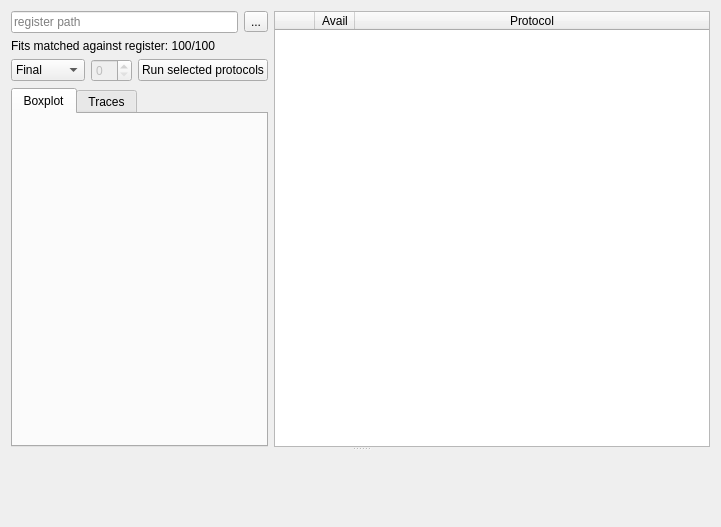
Before: the Qt Designer form src/gui/fiterrorplotter.ui in CompEphys-team/rtdo, drawn with Qt 5.
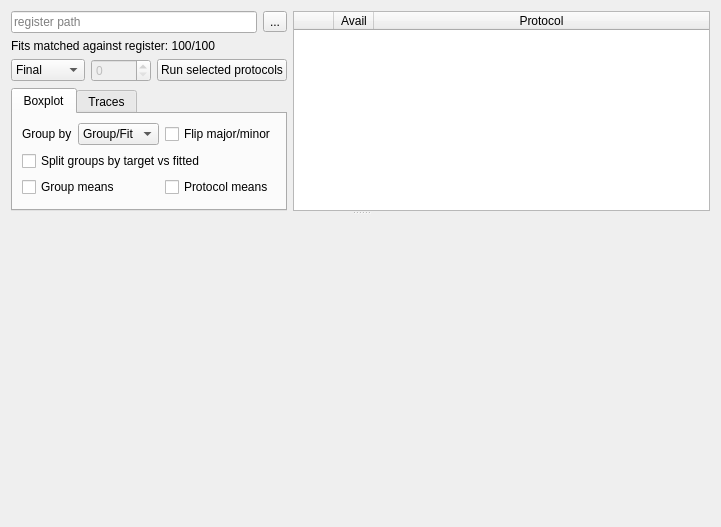
After: the same form once the commit is applied. Custom widgets are drawn as their Qt base class.

Commit message: Added FitErrorPlotter boxplot interface

```diff
--- a/src/gui/fiterrorplotter.ui
+++ b/src/gui/fiterrorplotter.ui
@@ -105,6 +105,57 @@
           <attribute name="title">
            <string>Boxplot</string>
           </attribute>
+          <layout class="QGridLayout" name="gridLayout_4">
+           <item row="0" column="0">
+            <widget class="QLabel" name="label">
+             <property name="text">
+              <string>Group by</string>
+             </property>
+            </widget>
+           </item>
+           <item row="2" column="2">
+            <widget class="QCheckBox" name="protocolMeans">
+             <property name="text">
+              <string>Protocol means</string>
+             </property>
+            </widget>
+           </item>
+           <item row="0" column="1">
+            <widget class="QComboBox" name="groupCat">
+             <item>
+              <property name="text">
+               <string>Group/Fit</string>
+              </property>
+             </item>
+             <item>
+              <property name="text">
+               <string>Cell</string>
+              </property>
+             </item>
+            </widget>
+           </item>
+           <item row="0" column="2">
+            <widget class="QCheckBox" name="flipCats">
+             <property name="text">
+              <string>Flip major/minor</string>
+             </property>
+            </widget>
+           </item>
+           <item row="2" column="0" colspan="2">
+            <widget class="QCheckBox" name="groupMeans">
+             <property name="text">
+              <string>Group means</string>
+             </property>
+            </widget>
+           </item>
+           <item row="1" column="0" colspan="3">
+            <widget class="QCheckBox" name="splitTarget">
+             <property name="text">
+              <string>Split groups by target vs fitted</string>
+             </property>
+            </widget>
+           </item>
+          </layout>
          </widget>
          <widget class="QWidget" name="trace_tab">
           <property name="enabled">
@@ -168,7 +219,14 @@
        </item>
       </layout>
      </widget>
-     <widget class="QCustomPlot" name="plot" native="true"/>
+     <widget class="QCustomPlot" name="plot" native="true">
+      <property name="sizePolicy">
+       <sizepolicy hsizetype="Preferred" vsizetype="Preferred">
+        <horstretch>0</horstretch>
+        <verstretch>1</verstretch>
+       </sizepolicy>
+      </property>
+     </widget>
     </widget>
    </item>
   </layout>
```
The commit also changes 1 other file.
